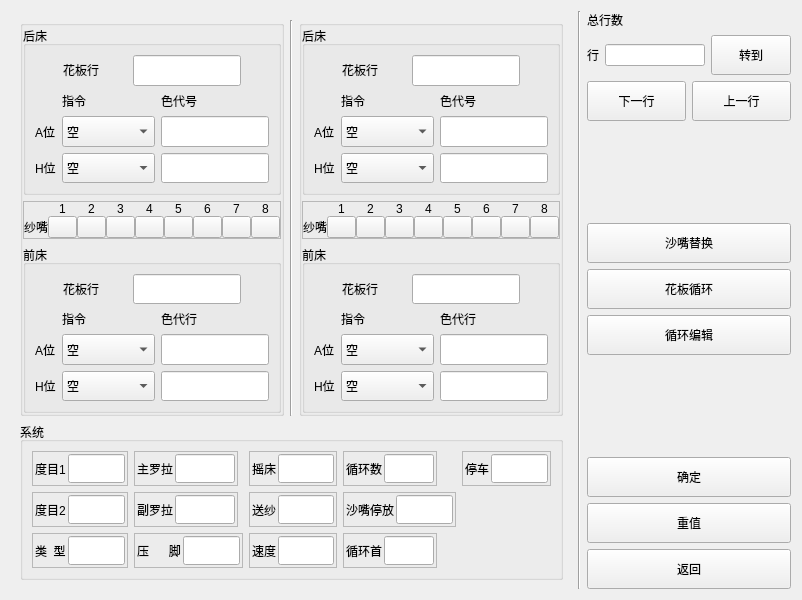
Above: qcnteditform.ui from httpftpli/mdimh before the change. Below: the same form after it.
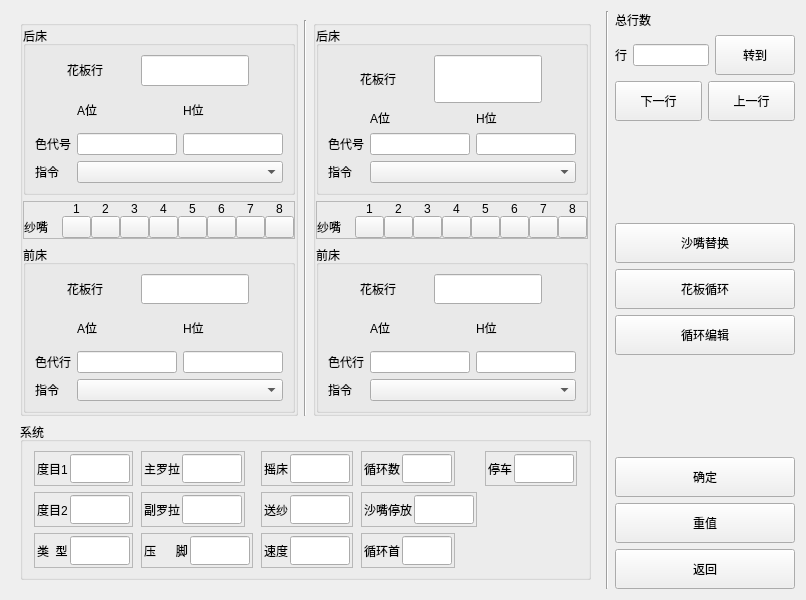
That is the form after the change. Custom widgets are drawn as their Qt base class.

What changed in the file:
```diff
--- a/qcnteditform.ui
+++ b/qcnteditform.ui
@@ -6,7 +6,7 @@
    <rect>
     <x>0</x>
     <y>0</y>
-    <width>802</width>
+    <width>806</width>
     <height>600</height>
    </rect>
   </property>
@@ -68,59 +68,17 @@
                 </item>
                 <item>
                  <layout class="QGridLayout" name="gridLayout">
+                  <item row="3" column="1" colspan="2">
+                   <widget class="QComboBox" name="comboBox_zllh">
+                    <property name="sizePolicy">
+                     <sizepolicy hsizetype="Preferred" vsizetype="Preferred">
+                      <horstretch>0</horstretch>
+                      <verstretch>0</verstretch>
+                     </sizepolicy>
+                    </property>
+                   </widget>
+                  </item>
                   <item row="0" column="1">
-                   <widget class="QLabel" name="label_8">
-                    <property name="sizePolicy">
-                     <sizepolicy hsizetype="Preferred" vsizetype="Maximum">
-                      <horstretch>0</horstretch>
-                      <verstretch>0</verstretch>
-                     </sizepolicy>
-                    </property>
-                    <property name="text">
-                     <string>指令</string>
-                    </property>
-                   </widget>
-                  </item>
-                  <item row="0" column="2">
-                   <widget class="QLabel" name="label_2">
-                    <property name="sizePolicy">
-                     <sizepolicy hsizetype="Preferred" vsizetype="Maximum">
-                      <horstretch>0</horstretch>
-                      <verstretch>0</verstretch>
-                     </sizepolicy>
-                    </property>
-                    <property name="text">
-                     <string>色代号</string>
-                    </property>
-                   </widget>
-                  </item>
-                  <item row="1" column="2">
-                   <widget class="QLineEdit" name="lineEdit_sdhal">
-                    <property name="sizePolicy">
-                     <sizepolicy hsizetype="Preferred" vsizetype="Preferred">
-                      <horstretch>0</horstretch>
-                      <verstretch>0</verstretch>
-                     </sizepolicy>
-                    </property>
-                    <property name="readOnly">
-                     <bool>true</bool>
-                    </property>
-                   </widget>
-                  </item>
-                  <item row="2" column="2">
-                   <widget class="QLineEdit" name="lineEdit_sdhhl">
-                    <property name="sizePolicy">
-                     <sizepolicy hsizetype="Preferred" vsizetype="Preferred">
-                      <horstretch>0</horstretch>
-                      <verstretch>0</verstretch>
-                     </sizepolicy>
-                    </property>
-                    <property name="readOnly">
-                     <bool>true</bool>
-                    </property>
-                   </widget>
-                  </item>
-                  <item row="1" column="0">
                    <widget class="QLabel" name="label_3">
                     <property name="sizePolicy">
                      <sizepolicy hsizetype="Maximum" vsizetype="Preferred">
@@ -133,71 +91,63 @@
                     </property>
                    </widget>
                   </item>
-                  <item row="2" column="0">
+                  <item row="0" column="2">
                    <widget class="QLabel" name="label_4">
                     <property name="text">
                      <string>H位</string>
                     </property>
                    </widget>
                   </item>
-                  <item row="1" column="1">
-                   <widget class="QComboBox" name="comboBox_zlal">
-                    <property name="sizePolicy">
-                     <sizepolicy hsizetype="Preferred" vsizetype="Preferred">
-                      <horstretch>0</horstretch>
-                      <verstretch>0</verstretch>
-                     </sizepolicy>
-                    </property>
-                    <item>
-                     <property name="text">
-                      <string>空</string>
-                     </property>
-                    </item>
-                    <item>
-                     <property name="text">
-                      <string>翻针</string>
-                     </property>
-                    </item>
-                    <item>
-                     <property name="text">
-                      <string>编织</string>
-                     </property>
-                    </item>
-                   </widget>
-                  </item>
                   <item row="2" column="1">
-                   <widget class="QComboBox" name="comboBox_zlhl">
+                   <widget class="QLineEdit" name="lineEdit_sdhal">
                     <property name="sizePolicy">
                      <sizepolicy hsizetype="Preferred" vsizetype="Preferred">
                       <horstretch>0</horstretch>
                       <verstretch>0</verstretch>
                      </sizepolicy>
                     </property>
-                    <item>
-                     <property name="text">
-                      <string>空</string>
-                     </property>
-                    </item>
-                    <item>
-                     <property name="text">
-                      <string>吊目</string>
-                     </property>
-                    </item>
-                    <item>
-                     <property name="text">
-                      <string>接针</string>
-                     </property>
-                    </item>
-                    <item>
-                     <property name="text">
-                      <string>吊目2</string>
-                     </property>
-                    </item>
-                    <item>
-                     <property name="text">
-                      <string>编松2</string>
-                     </property>
-                    </item>
+                    <property name="readOnly">
+                     <bool>true</bool>
+                    </property>
+                   </widget>
+                  </item>
+                  <item row="2" column="2">
+                   <widget class="QLineEdit" name="lineEdit_sdhhl">
+                    <property name="sizePolicy">
+                     <sizepolicy hsizetype="Preferred" vsizetype="Preferred">
+                      <horstretch>0</horstretch>
+                      <verstretch>0</verstretch>
+                     </sizepolicy>
+                    </property>
+                    <property name="readOnly">
+                     <bool>true</bool>
+                    </property>
+                   </widget>
+                  </item>
+                  <item row="2" column="0">
+                   <widget class="QLabel" name="label_2">
+                    <property name="sizePolicy">
+                     <sizepolicy hsizetype="Preferred" vsizetype="Maximum">
+                      <horstretch>0</horstretch>
+                      <verstretch>0</verstretch>
+                     </sizepolicy>
+                    </property>
+                    <property name="text">
+                     <string>色代号</string>
+                    </property>
+                   </widget>
+                  </item>
+                  <item row="3" column="0">
+                   <widget class="QLabel" name="label_8">
+                    <property name="sizePolicy">
+                     <sizepolicy hsizetype="Preferred" vsizetype="Maximum">
+                      <horstretch>0</horstretch>
+                      <verstretch>0</verstretch>
+                     </sizepolicy>
+                    </property>
+                    <property name="text">
+                     <string>指令</string>
+                    </property>
                    </widget>
                   </item>
                  </layout>
@@ -543,20 +493,7 @@
                 </item>
                 <item>
                  <layout class="QGridLayout" name="gridLayout_4">
-                  <item row="0" column="1">
-                   <widget class="QLabel" name="label_10">
-                    <property name="sizePolicy">
-                     <sizepolicy hsizetype="Preferred" vsizetype="Maximum">
-                      <horstretch>0</horstretch>
-                      <verstretch>0</verstretch>
-                     </sizepolicy>
-                    </property>
-                    <property name="text">
-                     <string>指令</string>
-                    </property>
-                   </widget>
-                  </item>
-                  <item row="0" column="2">
+                  <item row="1" column="0">
                    <widget class="QLabel" name="label_6">
                     <property name="sizePolicy">
                      <sizepolicy hsizetype="Preferred" vsizetype="Maximum">
@@ -569,7 +506,56 @@
                     </property>
                    </widget>
                   </item>
-                  <item row="1" column="2">
+                  <item row="2" column="0">
+                   <widget class="QLabel" name="label_10">
+                    <property name="sizePolicy">
+                     <sizepolicy hsizetype="Preferred" vsizetype="Maximum">
+                      <horstretch>0</horstretch>
+                      <verstretch>0</verstretch>
+                     </sizepolicy>
+                    </property>
+                    <property name="text">
+                     <string>指令</string>
+                    </property>
+                   </widget>
+                  </item>
+                  <item row="0" column="2">
+                   <widget class="QLabel" name="label_12">
+                    <property name="sizePolicy">
+                     <sizepolicy hsizetype="Preferred" vsizetype="Preferred">
+                      <horstretch>0</horstretch>
+                      <verstretch>0</verstretch>
+                     </sizepolicy>
+                    </property>
+                    <property name="text">
+                     <string>H位</string>
+                    </property>
+                   </widget>
+                  </item>
+                  <item row="0" column="1">
+                   <widget class="QLabel" name="label_11">
+                    <property name="sizePolicy">
+                     <sizepolicy hsizetype="Maximum" vsizetype="Preferred">
+                      <horstretch>0</horstretch>
+                      <verstretch>0</verstretch>
+                     </sizepolicy>
+                    </property>
+                    <property name="text">
+                     <string>A位</string>
+                    </property>
+                   </widget>
+                  </item>
+                  <item row="2" column="1" colspan="2">
+                   <widget class="QComboBox" name="comboBox_zllq">
+                    <property name="sizePolicy">
+                     <sizepolicy hsizetype="Preferred" vsizetype="Preferred">
+                      <horstretch>0</horstretch>
+                      <verstretch>0</verstretch>
+                     </sizepolicy>
+                    </property>
+                   </widget>
+                  </item>
+                  <item row="1" column="1">
                    <widget class="QLineEdit" name="lineEdit_sdhal_q">
                     <property name="sizePolicy">
                      <sizepolicy hsizetype="Preferred" vsizetype="Preferred">
@@ -579,7 +565,7 @@
                     </property>
                    </widget>
                   </item>
-                  <item row="2" column="2">
+                  <item row="1" column="2">
                    <widget class="QLineEdit" name="lineEdit_sdhhl_q">
                     <property name="sizePolicy">
                      <sizepolicy hsizetype="Preferred" vsizetype="Preferred">
@@ -589,92 +575,6 @@
                     </property>
                    </widget>
                   </item>
-                  <item row="1" column="0">
-                   <widget class="QLabel" name="label_11">
-                    <property name="sizePolicy">
-                     <sizepolicy hsizetype="Maximum" vsizetype="Preferred">
-                      <horstretch>0</horstretch>
-                      <verstretch>0</verstretch>
-                     </sizepolicy>
-                    </property>
-                    <property name="text">
-                     <string>A位</string>
-                    </property>
-                   </widget>
-                  </item>
-                  <item row="2" column="0">
-                   <widget class="QLabel" name="label_12">
-                    <property name="sizePolicy">
-                     <sizepolicy hsizetype="Preferred" vsizetype="Preferred">
-                      <horstretch>0</horstretch>
-                      <verstretch>0</verstretch>
-                     </sizepolicy>
-                    </property>
-                    <property name="text">
-                     <string>H位</string>
-                    </property>
-                   </widget>
-                  </item>
-                  <item row="1" column="1">
-                   <widget class="QComboBox" name="comboBox_zlal_q">
-                    <property name="sizePolicy">
-                     <sizepolicy hsizetype="Preferred" vsizetype="Preferred">
-                      <horstretch>0</horstretch>
-                      <verstretch>0</verstretch>
-                     </sizepolicy>
-                    </property>
-                    <item>
-                     <property name="text">
-                      <string>空</string>
-                     </property>
-                    </item>
-                    <item>
-                     <property name="text">
-                      <string>翻针</string>
-                     </property>
-                    </item>
-                    <item>
-                     <property name="text">
-                      <string>编织</string>
-                     </property>
-                    </item>
-                   </widget>
-                  </item>
-                  <item row="2" column="1">
-                   <widget class="QComboBox" name="comboBox_zlhl_q">
-                    <property name="sizePolicy">
-                     <sizepolicy hsizetype="Preferred" vsizetype="Preferred">
-                      <horstretch>0</horstretch>
-                      <verstretch>0</verstretch>
-                     </sizepolicy>
-                    </property>
-                    <item>
-                     <property name="text">
-                      <string>空</string>
-                     </property>
-                    </item>
-                    <item>
-                     <property name="text">
-                      <string>吊目</string>
-                     </property>
-                    </item>
-                    <item>
-                     <property name="text">
-                      <string>接针</string>
-                     </property>
-                    </item>
-                    <item>
-                     <property name="text">
-                      <string>吊目2</string>
-                     </property>
-                    </item>
-                    <item>
-                     <property name="text">
-                      <string>编松2</string>
-                     </property>
-                    </item>
-                   </widget>
-                  </item>
                  </layout>
                 </item>
                </layout>
@@ -708,7 +608,7 @@
                <property name="title">
                 <string>后床</string>
                </property>
-               <layout class="QVBoxLayout" name="verticalLayout_9" stretch="1,3">
+               <layout class="QVBoxLayout" name="verticalLayout_9" stretch="1,0">
                 <item>
                  <layout class="QHBoxLayout" name="horizontalLayout_19">
                   <item>
@@ -738,7 +638,7 @@
                 </item>
                 <item>
                  <layout class="QGridLayout" name="gridLayout_8">
-                  <item row="0" column="1">
+                  <item row="3" column="0">
                    <widget class="QLabel" name="label_15">
                     <property name="sizePolicy">
                      <sizepolicy hsizetype="Preferred" vsizetype="Maximum">
@@ -751,7 +651,20 @@
                     </property>
                    </widget>
                   </item>
-                  <item row="0" column="2">
+                  <item row="0" column="1">
+                   <widget class="QLabel" name="label_17">
+                    <property name="sizePolicy">
+                     <sizepolicy hsizetype="Maximum" vsizetype="Preferred">
+                      <horstretch>0</horstretch>
+                      <verstretch>0</verstretch>
+                     </sizepolicy>
+                    </property>
+                    <property name="text">
+                     <string>A位</string>
+                    </property>
+                   </widget>
+                  </item>
+                  <item row="2" column="0">
                    <widget class="QLabel" name="label_16">
                     <property name="sizePolicy">
                      <sizepolicy hsizetype="Preferred" vsizetype="Maximum">
@@ -764,7 +677,24 @@
                     </property>
                    </widget>
                   </item>
-                  <item row="1" column="2">
+                  <item row="0" column="2">
+                   <widget class="QLabel" name="label_18">
+                    <property name="text">
+                     <string>H位</string>
+                    </property>
+                   </widget>
+                  </item>
+                  <item row="3" column="1" colspan="2">
+                   <widget class="QComboBox" name="comboBox_zlrh">
+                    <property name="sizePolicy">
+                     <sizepolicy hsizetype="Preferred" vsizetype="Preferred">
+                      <horstretch>0</horstretch>
+                      <verstretch>0</verstretch>
+                     </sizepolicy>
+                    </property>
+                   </widget>
+                  </item>
+                  <item row="2" column="1">
                    <widget class="QLineEdit" name="lineEdit_sdhar">
                     <property name="sizePolicy">
                      <sizepolicy hsizetype="Preferred" vsizetype="Preferred">
@@ -790,86 +720,6 @@
                     </property>
                    </widget>
                   </item>
-                  <item row="1" column="0">
-                   <widget class="QLabel" name="label_17">
-                    <property name="sizePolicy">
-                     <sizepolicy hsizetype="Maximum" vsizetype="Preferred">
-                      <horstretch>0</horstretch>
-                      <verstretch>0</verstretch>
-                     </sizepolicy>
-                    </property>
-                    <property name="text">
-                     <string>A位</string>
-                    </property>
-                   </widget>
-                  </item>
-                  <item row="2" column="0">
-                   <widget class="QLabel" name="label_18">
-                    <property name="text">
-                     <string>H位</string>
-                    </property>
-                   </widget>
-                  </item>
-                  <item row="1" column="1">
-                   <widget class="QComboBox" name="comboBox_zlar">
-                    <property name="sizePolicy">
-                     <sizepolicy hsizetype="Preferred" vsizetype="Preferred">
-                      <horstretch>0</horstretch>
-                      <verstretch>0</verstretch>
-                     </sizepolicy>
-                    </property>
-                    <item>
-                     <property name="text">
-                      <string>空</string>
-                     </property>
-                    </item>
-                    <item>
-                     <property name="text">
-                      <string>翻针</string>
-                     </property>
-                    </item>
-                    <item>
-                     <property name="text">
-                      <string>编织</string>
-                     </property>
-                    </item>
-                   </widget>
-                  </item>
-                  <item row="2" column="1">
-                   <widget class="QComboBox" name="comboBox_zlhr">
-                    <property name="sizePolicy">
-                     <sizepolicy hsizetype="Preferred" vsizetype="Preferred">
-                      <horstretch>0</horstretch>
-                      <verstretch>0</verstretch>
-                     </sizepolicy>
-                    </property>
-                    <item>
-                     <property name="text">
-                      <string>空</string>
-                     </property>
-                    </item>
-                    <item>
-                     <property name="text">
-                      <string>吊目</string>
-                     </property>
-                    </item>
-                    <item>
-                     <property name="text">
-                      <string>接针</string>
-                     </property>
-                    </item>
-                    <item>
-                     <property name="text">
-                      <string>吊目2</string>
-                     </property>
-                    </item>
-                    <item>
-                     <property name="text">
-                      <string>编松2</string>
-                     </property>
-                    </item>
-                   </widget>
-                  </item>
                  </layout>
                 </item>
                </layout>
@@ -1207,7 +1057,33 @@
                 </item>
                 <item>
                  <layout class="QGridLayout" name="gridLayout_12">
-                  <item row="0" column="1">
+                  <item row="1" column="2">
+                   <widget class="QLabel" name="label_51">
+                    <property name="sizePolicy">
+                     <sizepolicy hsizetype="Preferred" vsizetype="Preferred">
+                      <horstretch>0</horstretch>
+                      <verstretch>0</verstretch>
+                     </sizepolicy>
+                    </property>
+                    <property name="text">
+                     <string>H位</string>
+                    </property>
+                   </widget>
+                  </item>
+                  <item row="1" column="1">
+                   <widget class="QLabel" name="label_50">
+                    <property name="sizePolicy">
+                     <sizepolicy hsizetype="Maximum" vsizetype="Preferred">
+                      <horstretch>0</horstretch>
+                      <verstretch>0</verstretch>
+                     </sizepolicy>
+                    </property>
+                    <property name="text">
+                     <string>A位</string>
+                    </property>
+                   </widget>
+                  </item>
+                  <item row="3" column="0">
                    <widget class="QLabel" name="label_48">
                     <property name="sizePolicy">
                      <sizepolicy hsizetype="Preferred" vsizetype="Maximum">
@@ -1220,7 +1096,7 @@
                     </property>
                    </widget>
                   </item>
-                  <item row="0" column="2">
+                  <item row="2" column="0">
                    <widget class="QLabel" name="label_49">
                     <property name="sizePolicy">
                      <sizepolicy hsizetype="Preferred" vsizetype="Maximum">
@@ -1233,7 +1109,17 @@
                     </property>
                    </widget>
                   </item>
-                  <item row="1" column="2">
+                  <item row="3" column="1" colspan="2">
+                   <widget class="QComboBox" name="comboBox_zlrq">
+                    <property name="sizePolicy">
+                     <sizepolicy hsizetype="Preferred" vsizetype="Preferred">
+                      <horstretch>0</horstretch>
+                      <verstretch>0</verstretch>
+                     </sizepolicy>
+                    </property>
+                   </widget>
+                  </item>
+                  <item row="2" column="1">
                    <widget class="QLineEdit" name="lineEdit_sdhar_q">
                     <property name="sizePolicy">
                      <sizepolicy hsizetype="Preferred" vsizetype="Preferred">
@@ -1253,92 +1139,6 @@
                     </property>
                    </widget>
                   </item>
-                  <item row="1" column="0">
-                   <widget class="QLabel" name="label_50">
-                    <property name="sizePolicy">
-                     <sizepolicy hsizetype="Maximum" vsizetype="Preferred">
-                      <horstretch>0</horstretch>
-                      <verstretch>0</verstretch>
-                     </sizepolicy>
-                    </property>
-                    <property name="text">
-                     <string>A位</string>
-                    </property>
-                   </widget>
-                  </item>
-                  <item row="2" column="0">
-                   <widget class="QLabel" name="label_51">
-                    <property name="sizePolicy">
-                     <sizepolicy hsizetype="Preferred" vsizetype="Preferred">
-                      <horstretch>0</horstretch>
-                      <verstretch>0</verstretch>
-                     </sizepolicy>
-                    </property>
-                    <property name="text">
-                     <string>H位</string>
-                    </property>
-                   </widget>
-                  </item>
-                  <item row="1" column="1">
-                   <widget class="QComboBox" name="comboBox_zlar_q">
-                    <property name="sizePolicy">
-                     <sizepolicy hsizetype="Preferred" vsizetype="Preferred">
-                      <horstretch>0</horstretch>
-                      <verstretch>0</verstretch>
-                     </sizepolicy>
-                    </property>
-                    <item>
-                     <property name="text">
-                      <string>空</string>
-                     </property>
-                    </item>
-                    <item>
-                     <property name="text">
-                      <string>翻针</string>
-                     </property>
-                    </item>
-                    <item>
-                     <property name="text">
-                      <string>编织</string>
-                     </property>
-                    </item>
-                   </widget>
-                  </item>
-                  <item row="2" column="1">
-                   <widget class="QComboBox" name="comboBox_zlhr_q">
-                    <property name="sizePolicy">
-                     <sizepolicy hsizetype="Preferred" vsizetype="Preferred">
-                      <horstretch>0</horstretch>
-                      <verstretch>0</verstretch>
-                     </sizepolicy>
-                    </property>
-                    <item>
-                     <property name="text">
-                      <string>空</string>
-                     </property>
-                    </item>
-                    <item>
-                     <property name="text">
-                      <string>吊目</string>
-                     </property>
-                    </item>
-                    <item>
-                     <property name="text">
-                      <string>接针</string>
-                     </property>
-                    </item>
-                    <item>
-                     <property name="text">
-                      <string>吊目2</string>
-                     </property>
-                    </item>
-                    <item>
-                     <property name="text">
-                      <string>编松2</string>
-                     </property>
-                    </item>
-                   </widget>
-                  </item>
                  </layout>
                 </item>
                </layout>
```
